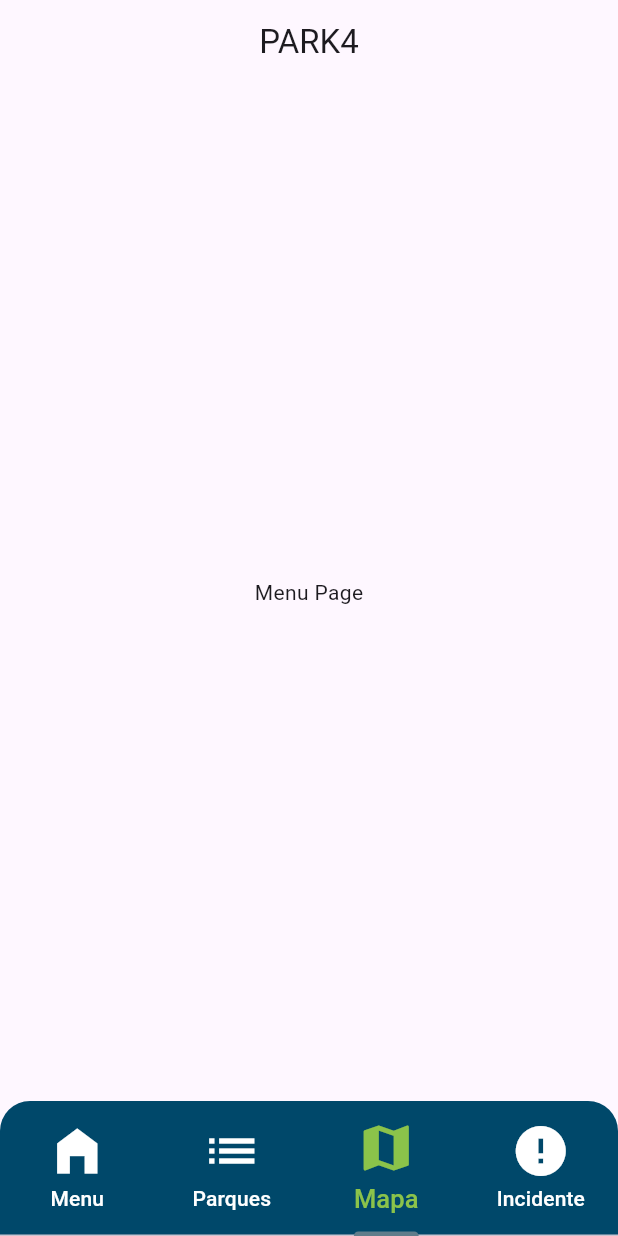
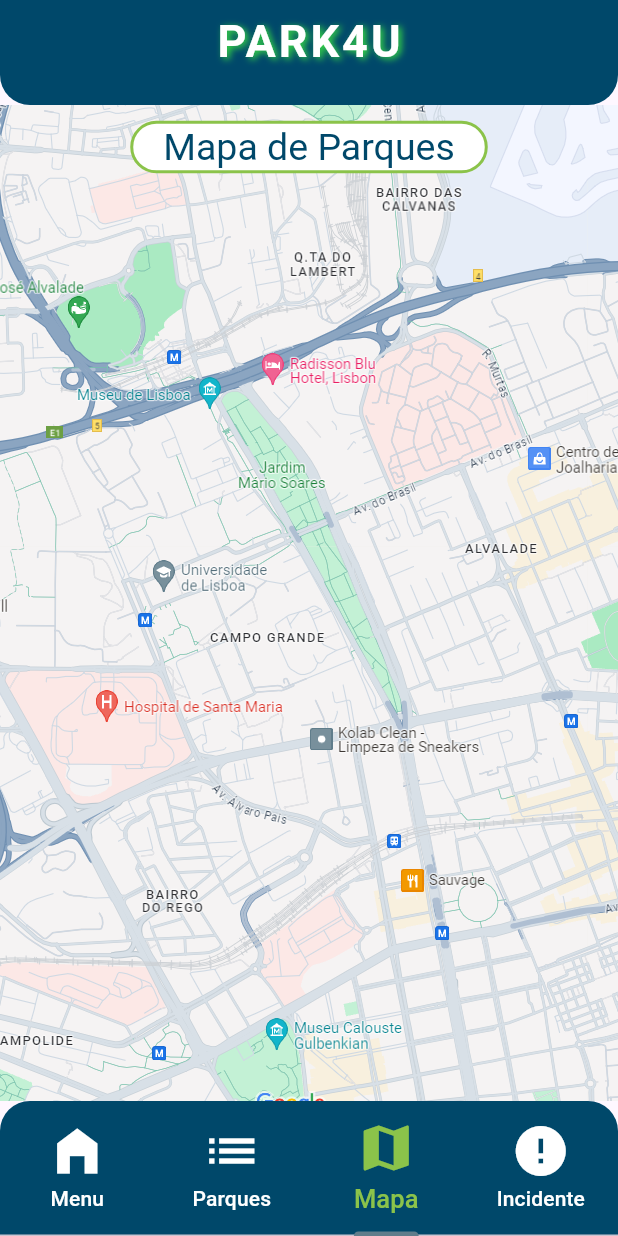
Before and after one commit to Tomfibacarrico03/app_estacionamento_22104735_22107603, a Flutter app: the screen it shows after launch, item 3 of the bottom bar chosen, on a phone screen of 412 x 824 dp. Run offline on Flutter 3.47's test engine with Material 3 defaults, Android fonts, the light colour scheme and no system bars; Roboto replaces fonts that are missing (Arial).

Commit message:
mapa criado :)

```diff
--- /dev/null
+++ b/lib/Mapa.dart
@@ -0,0 +1,64 @@
+import 'package:flutter/material.dart';
+
+class Mapa extends StatelessWidget {
+  const Mapa({super.key});
+
+  @override
+  Widget build(BuildContext context) {
+    return Scaffold(
+      body: Stack(
+        children: <Widget>[
+          // A imagem de fundo que cobre toda a tela
+          Positioned.fill(
+            child: Image.asset(
+              'assets/mapa.png',
+              fit: BoxFit.cover,
+            ),
+          ),
+          // O conteúdo do body
+          Positioned.fill(
+            top: MediaQuery.of(context).padding.top + kToolbarHeight, // Deixe espaço para a AppBar
+            child: const Column(
+              // Seu conteúdo do body aqui
+            ),
+          ),
+          // A AppBar sobreposta
+          Positioned(
+            top: 0,
+            left: 0,
+            right: 0,
+            child: AppBar(
+                centerTitle: true, // Centraliza o título
+                title: Padding(
+                  padding: const EdgeInsets.symmetric(vertical: 10.0), // Aumente o espaço vertical se necessário.
+                  child: Container(
+                    height: 35, // Altura fixa
+                    padding: const EdgeInsets.symmetric(horizontal: 20, vertical: 0), // Espaço ao redor do texto
+                    decoration: BoxDecoration(
+                      color: Colors.white, // Cor de fundo do retângulo
+                      borderRadius: BorderRadius.circular(20), // Bordas arredondadas
+                      border: Border.all(
+                        color: Colors.lightGreen, // A cor das bordas
+                        width: 2.0, // A largura da borda
+                      ),
+
+                    ),
+                    child: const Text(
+                      'Mapa de Parques',
+                      style: TextStyle(
+                        color: Color(0xFF00486A), // Cor do texto
+                        fontSize: 25, // Tamanho do texto
+                      ),
+                    ),
+                  ),
+                ),
+                backgroundColor: Colors.transparent, // Torna o fundo da AppBar transparente
+                elevation: 0,
+            ),
+          ),
+        ],
+      ),
+    );
+  }
+
+}
--- a/lib/main.dart
+++ b/lib/main.dart
@@ -4,7 +4,7 @@
 import 'package:flutter/material.dart';
 import 'menu.dart';
 import 'parques.dart';
-import 'mapa.dart';
+import 'Mapa.dart';
 import 'incidente.dart';
 
 void main() {
@@ -21,9 +21,39 @@
         home: DefaultTabController(
       length: 4, // Number of tabs
       child: Scaffold(
-        appBar: AppBar(
-          centerTitle: true,
-          title: const Text('PARK4'),
+        appBar: PreferredSize(
+          preferredSize: const Size.fromHeight(70.0), // Aqui você pode definir a altura da AppBar
+          child: Container(
+            decoration: const BoxDecoration(
+              color: Color(0xFF00486A), // A cor de fundo da AppBar
+              borderRadius: BorderRadius.only(
+                bottomLeft: Radius.circular(20.0), // Defina o raio para os cantos inferiores
+                bottomRight: Radius.circular(20.0),
+              ),
+            ),
+            child: AppBar(
+              backgroundColor: Colors.transparent, // Deixa o AppBar transparente
+              elevation: 0, // Remove a sombra
+              centerTitle: true,
+              title: const Text(
+                'PARK4U',
+                style: TextStyle(
+                  fontSize: 30,
+                  color: Color(0xFFFFFFFF),
+                  fontWeight: FontWeight.bold,
+                  fontFamily: 'Arial',
+                  letterSpacing: 2.0, // Espaçamento entre as letras
+                  shadows: [ // Sombra para o texto
+                    Shadow(
+                      offset: Offset(2.0, 1.0),
+                      blurRadius: 6.0,
+                      color: Color(0xFF3ADF43),
+                    ),
+                  ],
+                ),
+              ),
+            ),
+          ),
         ),
         body: const TabBarView(
           children: [
--- a/lib/mapa.dart
+++ /dev/null
@@ -1,12 +0,0 @@
-import 'package:flutter/material.dart';
-
-class Mapa extends StatelessWidget {
-  const Mapa({Key? key}) : super(key: key);
-
-  @override
-  Widget build(BuildContext context) {
-    return const Center(
-      child: Text('Menu Page'),
-    );
-  }
-}
--- a/pubspec.yaml
+++ b/pubspec.yaml
@@ -1,5 +1,5 @@
 name: app_estacionamento_22104735_22107603
-description: "A new Flutter project."
+description: "Uma aplicação para monitorizar os parques de Estacionamento"
 # The following line prevents the package from being accidentally published to
 # pub.dev using `flutter pub publish`. This is preferred for private packages.
 publish_to: "none" # Remove this line if you wish to publish to pub.dev
@@ -39,7 +39,6 @@
 dev_dependencies:
   flutter_test:
     sdk: flutter
-
   # The "flutter_lints" package below contains a set of recommended lints to
   # encourage good coding practices. The lint set provided by the package is
   # activated in the `analysis_options.yaml` file located at the root of your
@@ -56,6 +55,8 @@
   # included with your application, so that you can use the icons in
   # the material Icons class.
   uses-material-design: true
+  assets:
+    - assets/mapa.png
 
   # To add assets to your application, add an assets section, like this:
   # assets:
```
Also changed, not shown: lib/incidente.dart (+31 -3 lines), lib/parques.dart (+30 -2 lines), assets/mapa.png (added).
